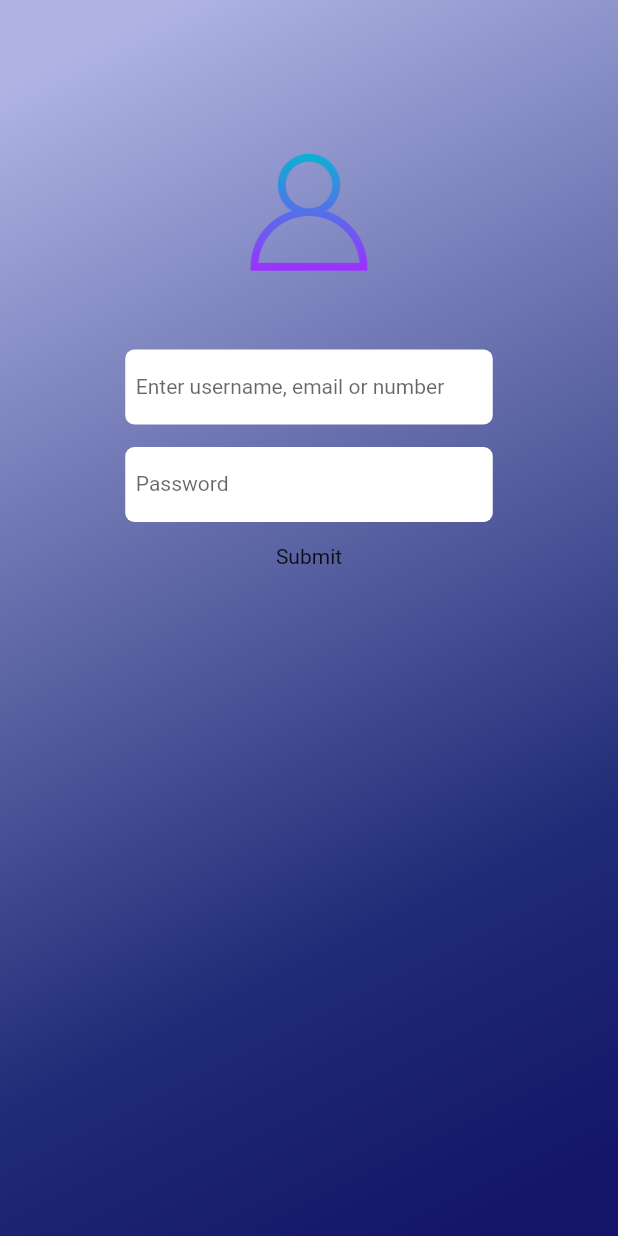
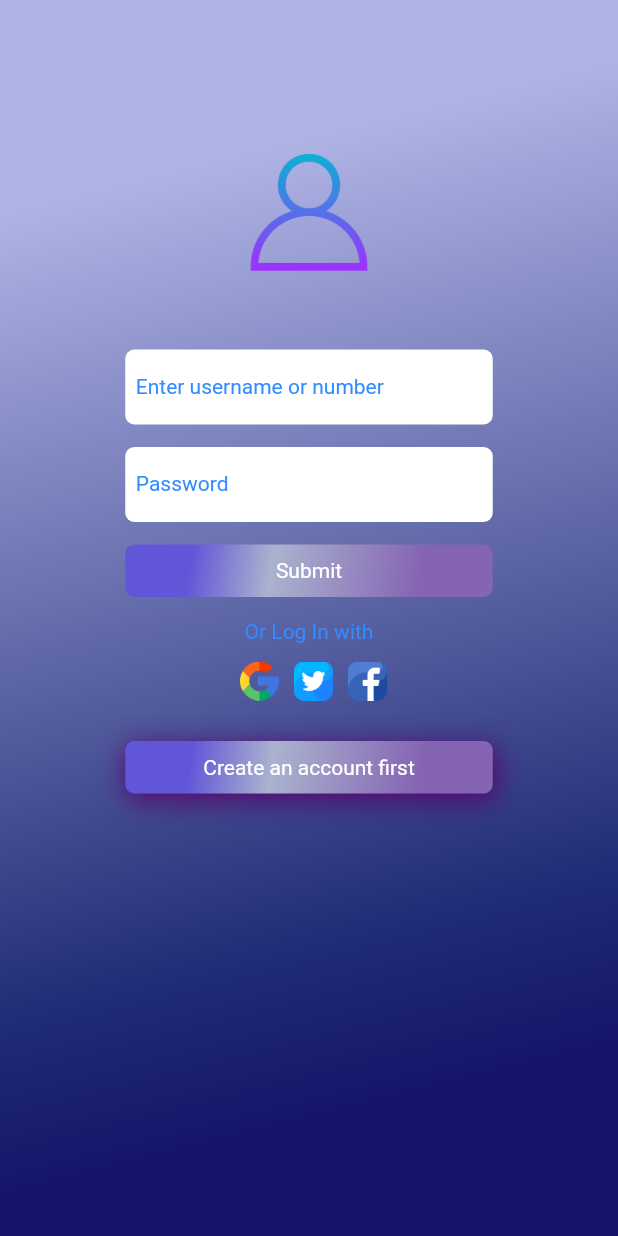
Before and after one commit to sharjeel65/chat_up, a Flutter app: the screen it shows after launch, on a phone screen of 412 x 824 dp. Run offline on Flutter 3.47's test engine with Material 2 defaults, Android fonts, the phone set to English and light mode, and no system bars; our stand-ins replace flutter_native_splash, lottie; Roboto replaces fonts that are missing (Times New Roman).

Commit message:
After adding SignupPage.dart and LoginPage.dart

```diff
--- /dev/null
+++ b/lib/LoginPage.dart
@@ -0,0 +1,250 @@
+import 'dart:ui';
+import 'package:flutter/cupertino.dart';
+import 'package:flutter/foundation.dart';
+import 'package:flutter/material.dart';
+import 'package:flutter/widgets.dart';
+import 'package:chat_up/SignupPage.dart';
+
+class LoginPage extends StatefulWidget {
+  LoginPage({Key? key}) : super(key: key);
+
+  @override
+  State<LoginPage> createState() => _LoginPageState();
+}
+
+class _LoginPageState extends State<LoginPage> {
+  void _navigatetosignup(BuildContext context) {
+    Navigator.of(context)
+        .push(MaterialPageRoute(builder: (context) => SignupPage()));
+  }
+
+  @override
+  Widget build(BuildContext context) {
+    return Scaffold(
+      body: Container(
+        height: double.infinity,
+        width: double.infinity,
+        decoration: const BoxDecoration(
+          gradient: LinearGradient(
+            stops: [
+              0.1,
+              0.72,
+              0.86,
+            ],
+            begin: Alignment.topCenter,
+            end: Alignment.bottomRight,
+            colors: [
+              Color(0xFFb0b4e5),
+              Color(0xFF202c77),
+              Color(0xFF141468),
+            ],
+          ),
+        ),
+        child: SingleChildScrollView(
+          child: ConstrainedBox(
+            constraints: BoxConstraints(
+              minWidth: MediaQuery.of(context).size.width,
+              minHeight: MediaQuery.of(context).size.height,
+            ),
+            child: IntrinsicHeight(
+              child: Column(
+                mainAxisSize: MainAxisSize.max,
+                children: [
+                  Container(
+                    decoration: BoxDecoration(
+                      color: Colors.transparent,
+                      image: DecorationImage(
+                        image: AssetImage("assets/images/profile.png"),
+                        fit: BoxFit.contain,
+                      ),
+                    ),
+                    margin: EdgeInsets.fromLTRB(50, 100, 50, 50),
+                    height: 83,
+                    width: 101,
+                  ),
+                  Container(
+                    padding: EdgeInsets.fromLTRB(2, 0, 0, 5),
+                    decoration: BoxDecoration(
+                        color: Colors.white, borderRadius: BorderRadius.circular(6)),
+                    height: 50,
+                    width: 245,
+                    child: const TextField(
+                      keyboardType: TextInputType.text,
+                      textDirection: TextDirection.ltr,
+                      decoration: InputDecoration(
+                        contentPadding: EdgeInsets.all(5),
+                        hintText: 'Enter username or number',
+                        hintStyle: TextStyle(
+                          color: Color(0xFFF338BFF),
+                          fontSize: 14,
+                        ),
+                        border: InputBorder.none,
+                      ),
+                    ),
+                  ),
+                  Container(
+                    padding: EdgeInsets.fromLTRB(2, 0, 0, 5),
+                    decoration: BoxDecoration(
+                        color: Colors.white, borderRadius: BorderRadius.circular(6)),
+                    height: 50,
+                    width: 245,
+                    margin: EdgeInsets.fromLTRB(0, 15, 0, 0),
+                    child: const TextField(
+                      keyboardType: TextInputType.text,
+                      obscureText: true,
+                      textDirection: TextDirection.ltr,
+                      decoration: InputDecoration(
+                        contentPadding: EdgeInsets.all(5),
+                        hintText: 'Password',
+                        hintStyle: TextStyle(
+                          color: Color(0xFFF338BFF),
+                          fontSize: 14,
+                        ),
+                        border: InputBorder.none,
+                      ),
+                    ),
+                  ),
+                  Container(
+                    margin: EdgeInsets.fromLTRB(0, 15, 0, 0),
+                    height: 35,
+                    width: 245,
+                    decoration: BoxDecoration(
+                        borderRadius: BorderRadius.circular(6),
+                        gradient: LinearGradient(
+                            stops: [0.18, 0.4, 0.8],
+                            begin: Alignment.topLeft,
+                            end: Alignment.bottomRight,
+                            colors: [
+                              Color(0xFFF6256D8),
+                              Color(0xFFFAAB3CE),
+                              Color(0xFFF8564B4)
+                            ])),
+                    child: GestureDetector(
+                      onTap: null,
+                      child: Center(
+                        child: Text(
+                          'Submit',
+                          style: TextStyle(
+                            color: Colors.white,
+                            fontFamily: 'Times New Roman',
+                          ),
+                        ),
+                      ),
+                    ),
+                  ),
+                  Container(
+                    margin: EdgeInsets.fromLTRB(0, 15, 0, 0),
+                    child: Center(
+                      child: Text(
+                        'Or Log In with',
+                        style: TextStyle(
+                          color: Color(0xfff338BFF),
+                          fontFamily: 'Times New Roman',
+                        ),
+                      ),
+                    ),
+                  ),
+                  Container(
+                    height: 50,
+                    width: 500,
+                    margin: EdgeInsets.fromLTRB(150, 0, 150, 0),
+                    child: Row(
+                      children: [
+                        GestureDetector(
+                          onTap: () {
+                            _navigatetosignup(context);
+                          },
+                          child: Container(
+                            height: 26,
+                            width: 26,
+                            margin: EdgeInsets.fromLTRB(10, 0, 0, 0),
+                            decoration: BoxDecoration(
+                              image: DecorationImage(
+                                image: AssetImage("assets/images/google.png"),
+                                fit: BoxFit.fill,
+                              ),
+                            ),
+                          ),
+                        ),
+                        GestureDetector(
+                          onTap: () {
+                            _navigatetosignup(context);
+                          },
+                          child: Container(
+                            height: 26,
+                            width: 26,
+                            margin: EdgeInsets.fromLTRB(10, 0, 0, 0),
+                            decoration: BoxDecoration(
+                              image: DecorationImage(
+                                image: AssetImage("assets/images/twitter.png"),
+                                fit: BoxFit.fill,
+                              ),
+                            ),
+                          ),
+                        ),
+                        GestureDetector(
+                          onTap: () {
+                            _navigatetosignup(context);
+                          },
+                          child: Container(
+                            height: 26,
+                            width: 26,
+                            margin: EdgeInsets.fromLTRB(10, 0, 0, 0),
+                            decoration: BoxDecoration(
+                              image: DecorationImage(
+                                image: AssetImage("assets/images/facebook.png"),
+                                fit: BoxFit.fill,
+                              ),
+                            ),
+                          ),
+                        ),
+                      ],
+                    ),
+                  ),
+                  GestureDetector(
+                    onTap: () {
+                      _navigatetosignup(context);
+                    },
+                    child: Container(
+                      margin: EdgeInsets.fromLTRB(0, 15, 0, 0),
+                      height: 35,
+                      width: 245,
+                      decoration: BoxDecoration(
+                          boxShadow: [
+                            BoxShadow(
+                              color: Color(0xFFF56066E),
+                              spreadRadius: 1,
+                              blurRadius: 16,
+                              offset: Offset(1.5, 4), // changes position of shadow
+                            ),
+                          ],
+                          borderRadius: BorderRadius.circular(6),
+                          gradient: LinearGradient(
+                              stops: [0.18, 0.4, 0.8],
+                              begin: Alignment.topLeft,
+                              end: Alignment.bottomRight,
+                              colors: [
+                                Color(0xFFF6256D8),
+                                Color(0xFFFAAB3CE),
+                                Color(0xFFF8564B4)
+                              ])),
+                      child: Center(
+                        child: Text(
+                          'Create an account first',
+                          style: TextStyle(
+                            color: Colors.white,
+                            fontFamily: 'Times New Roman',
+                          ),
+                        ),
+                      ),
+                    ),
+                  ),
+                ],
+              ),
+            ),
+          ),
+        ),
+      ),
+    );
+  }
+}
--- a/lib/home.dart
+++ /dev/null
@@ -1,106 +0,0 @@
-import 'dart:ui';
-
-import 'package:flutter/cupertino.dart';
-import 'package:flutter/foundation.dart';
-import 'package:flutter/material.dart';
-import 'package:flutter/widgets.dart';
-
-class HomePage extends StatelessWidget {
-  HomePage({Key? key}) : super(key: key);
-
-  @override
-  Widget build(BuildContext context) {
-    return Scaffold(
-      body: Container(
-        height: double.infinity,
-        width: double.infinity,
-        decoration: const BoxDecoration(
-          gradient: LinearGradient(
-            stops: [
-              0.052,
-              0.72,
-              0.96,
-            ],
-            begin: Alignment.topLeft,
-            end: Alignment.bottomRight,
-            colors: [
-              Color(0xFFb0b4e5),
-              Color(0xFF202c77),
-              Color(0xFF141468),
-            ],
-          ),
-        ),
-        child: Column(
-          children: [
-            Container(
-              decoration: BoxDecoration(
-                color: Colors.transparent,
-                image: DecorationImage(
-                  image: AssetImage("assets/images/profile.png"),
-                  fit: BoxFit.contain,
-                ),
-              ),
-              margin: EdgeInsets.fromLTRB(50, 100, 50, 50),
-              height: 83,
-              width: 101,
-            ),
-            Container(
-              padding: EdgeInsets.fromLTRB(2, 0, 0, 5),
-              decoration: BoxDecoration(
-                  color: Colors.white, borderRadius: BorderRadius.circular(6)),
-              height: 50,
-              width: 245,
-              child: const TextField(
-                textDirection: TextDirection.ltr,
-                decoration: InputDecoration(
-                  contentPadding: EdgeInsets.all(5),
-                  hintText: 'Enter username, email or number',
-                  hintStyle: TextStyle(
-                    fontSize: 14,
-                  ),
-                  border: InputBorder.none,
-                ),
-              ),
-            ),
-            Container(
-              padding: EdgeInsets.fromLTRB(2, 0, 0, 5),
-              decoration: BoxDecoration(
-                  color: Colors.white, borderRadius: BorderRadius.circular(6)),
-              height: 50,
-              width: 245,
-              margin: EdgeInsets.fromLTRB(0, 15, 0, 0),
-              child: const TextField(
-                keyboardType: TextInputType.text,
-                obscureText: true,
-                textDirection: TextDirection.ltr,
-                decoration: InputDecoration(
-                  contentPadding: EdgeInsets.all(5),
-                  hintText: 'Password',
-                  hintStyle: TextStyle(
-                    fontSize: 14,
-                  ),
-                  border: InputBorder.none,
-                ),
-              ),
-            ),
-            Container(
-              margin: EdgeInsets.fromLTRB(0, 15, 0, 0),
-              decoration: BoxDecoration(),
-              child: GestureDetector(
-                onTap: null,
-                child: Center(
-                  child: Text(
-                    'Submit',
-                    style: TextStyle(
-                      fontFamily: 'Times New Roman',
-                    ),
-                  ),
-                ),
-              ),
-            )
-          ],
-        ),
-      ),
-    );
-  }
-}
--- a/lib/intro.dart
+++ b/lib/intro.dart
@@ -1,7 +1,7 @@
 import 'package:flutter/foundation.dart';
 import 'package:flutter/material.dart';
 import 'package:flutter/widgets.dart';
-import 'home.dart';
+import 'LoginPage.dart';
 import 'package:lottie/lottie.dart';
 
 class IntroPage extends StatefulWidget {
@@ -31,7 +31,7 @@ class _IntroPageState extends State<IntroPage> with TickerProviderStateMixin {
           (value) => Future.delayed(const Duration(seconds: 1)).then(
             (value) => _lottieAnimation.forward().then(
                   (value) => Navigator.of(context).pushAndRemoveUntil(
-                      MaterialPageRoute(builder: (context) => HomePage()),
+                      MaterialPageRoute(builder: (context) => LoginPage()),
                       (route) => false),
                 ),
           ),
--- a/pubspec.yaml
+++ b/pubspec.yaml
@@ -74,6 +74,10 @@ flutter:
     - assets/Animations/4.json
     - assets/Animations/5.json
     - assets/images/profile.png
+    - assets/images/facebook.png
+    - assets/images/google.png
+    - assets/images/twitter.png
+    - assets/images/add-user.png
   # An image asset can refer to one or more resolution-specific "variants", see
   # https://flutter.dev/assets-and-images/#resolution-aware.
 
```
Also changed, not shown: lib/SignupPage.dart (added, +273 -0 lines).
